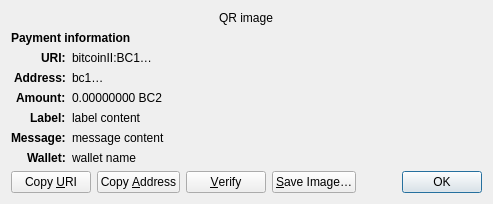
Above: src/qt/forms/receiverequestdialog.ui from BitcoincashII/bitcoincashII-core before the change. Below: the same form after it.
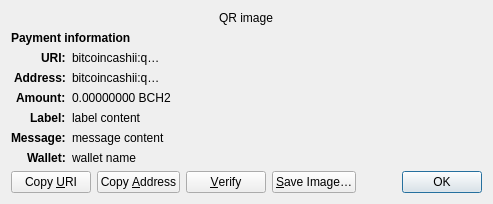
That is the form after the change. Custom widgets are drawn as their Qt base class.

Commit message: Fix Qt GUI branding: BitcoinII→Bitcoin Cash II, BC2→BCH2, update build system

Patch:
```diff
--- a/src/qt/forms/receiverequestdialog.ui
+++ b/src/qt/forms/receiverequestdialog.ui
@@ -65,7 +65,7 @@
    <item row="2" column="1" alignment="Qt::AlignTop">
     <widget class="QLabel" name="uri_content">
      <property name="text">
-      <string notr="true">bitcoinII:BC1…</string>
+      <string notr="true">bitcoincashii:q…</string>
      </property>
      <property name="textFormat">
       <enum>Qt::RichText</enum>
@@ -97,7 +97,7 @@
    <item row="3" column="1" alignment="Qt::AlignTop">
     <widget class="QLabel" name="address_content">
      <property name="text">
-      <string notr="true">bc1…</string>
+      <string notr="true">bitcoincashii:q…</string>
      </property>
      <property name="textFormat">
       <enum>Qt::PlainText</enum>
@@ -126,7 +126,7 @@
    <item row="4" column="1" alignment="Qt::AlignTop">
     <widget class="QLabel" name="amount_content">
      <property name="text">
-      <string notr="true">0.00000000 BC2</string>
+      <string notr="true">0.00000000 BCH2</string>
      </property>
      <property name="textFormat">
       <enum>Qt::PlainText</enum>
```
The commit also changes 35 other files.
